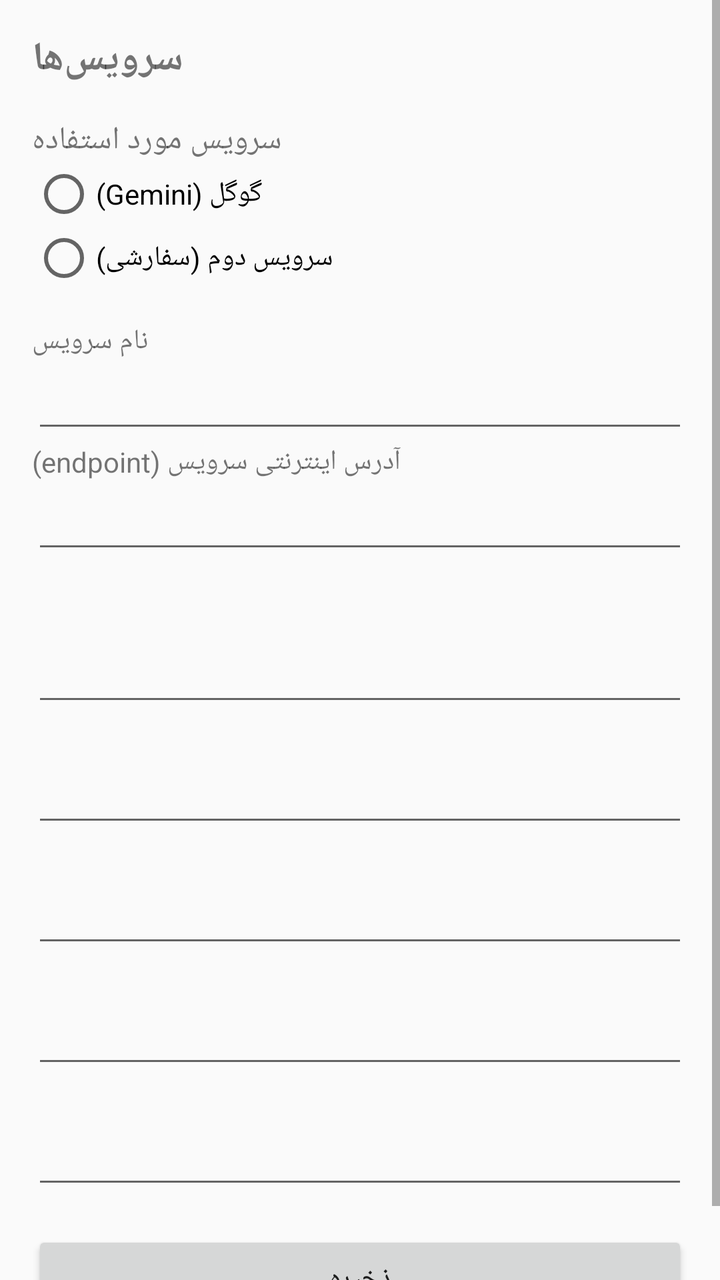
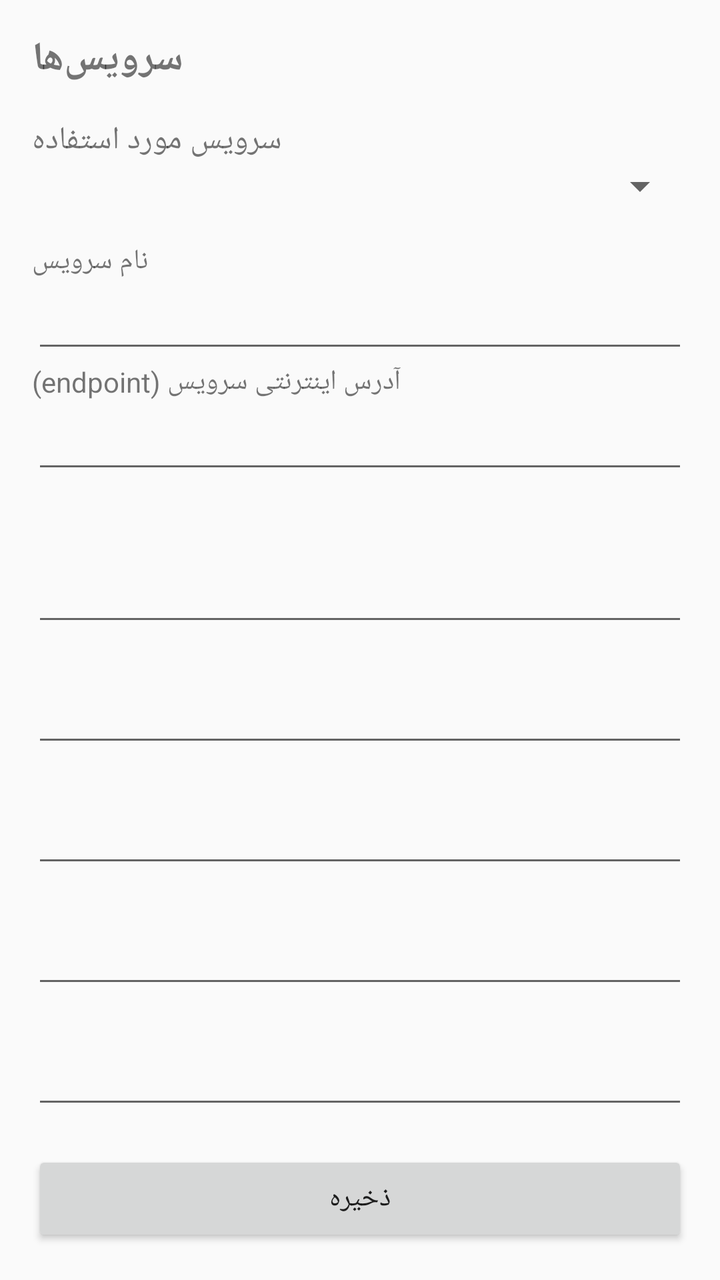

Two renders of the same Android screen: before a commit and after it. Below are the layout's source before the change and the commit's diff.
<!-- AndroidManifest.xml: application theme Theme.AppCompat.Light.NoActionBar -->
<!-- res/layout/activity_services.xml -->
<?xml version="1.0" encoding="utf-8"?>
<ScrollView xmlns:android="http://schemas.android.com/apk/res/android"
    android:layout_width="match_parent"
    android:layout_height="match_parent">

    <LinearLayout
        android:layout_width="match_parent"
        android:layout_height="wrap_content"
        android:orientation="vertical"
        android:padding="16dp">

        <TextView
            android:layout_width="wrap_content"
            android:layout_height="wrap_content"
            android:text="@string/settings_menu_services"
            android:textSize="20sp"
            android:textStyle="bold"
            android:layout_marginBottom="16dp" />

        <TextView
            android:layout_width="wrap_content"
            android:layout_height="wrap_content"
            android:text="@string/provider_label"
            android:textSize="16sp" />

        <RadioGroup
            android:id="@+id/radioGroupProvider"
            android:layout_width="wrap_content"
            android:layout_height="wrap_content"
            android:orientation="vertical"
            android:layout_marginBottom="16dp">

            <RadioButton
                android:id="@+id/radioProviderGoogle"
                android:layout_width="wrap_content"
                android:layout_height="wrap_content"
                android:text="@string/provider_google" />

            <RadioButton
                android:id="@+id/radioProviderCustom"
                android:layout_width="wrap_content"
                android:layout_height="wrap_content"
                android:text="@string/provider_custom" />

        </RadioGroup>

        <TextView
            android:layout_width="wrap_content"
            android:layout_height="wrap_content"
            android:text="@string/custom_model_label" />
        <EditText
            android:id="@+id/editServiceName"
            android:layout_width="match_parent"
            android:layout_height="wrap_content"
            android:inputType="text"
            android:contentDescription="@string/custom_model_label"
            android:importantForAutofill="no" />

        <TextView
            android:layout_width="wrap_content"
            android:layout_height="wrap_content"
            android:text="@string/custom_endpoint_label" />
        <EditText
            android:id="@+id/editServiceEndpoint"
            android:layout_width="match_parent"
            android:layout_height="wrap_content"
            android:inputType="textUri"
            android:contentDescription="@string/custom_endpoint_label"
            android:importantForAutofill="no"
            android:layout_marginBottom="16dp" />

        <TextView
            android:id="@+id/labelKey1"
            android:layout_width="wrap_content"
            android:layout_height="wrap_content" />
        <EditText
            android:id="@+id/editKey1"
            android:layout_width="match_parent"
            android:layout_height="wrap_content"
            android:inputType="text"
            android:importantForAutofill="no" />

        <TextView
            android:id="@+id/labelKey2"
            android:layout_width="wrap_content"
            android:layout_height="wrap_content" />
        <EditText
            android:id="@+id/editKey2"
            android:layout_width="match_parent"
            android:layout_height="wrap_content"
            android:inputType="text"
            android:importantForAutofill="no" />

        <TextView
            android:id="@+id/labelKey3"
            android:layout_width="wrap_content"
            android:layout_height="wrap_content" />
        <EditText
            android:id="@+id/editKey3"
            android:layout_width="match_parent"
            android:layout_height="wrap_content"
            android:inputType="text"
            android:importantForAutofill="no" />

        <TextView
            android:id="@+id/labelKey4"
            android:layout_width="wrap_content"
            android:layout_height="wrap_content" />
        <EditText
            android:id="@+id/editKey4"
            android:layout_width="match_parent"
            android:layout_height="wrap_content"
            android:inputType="text"
            android:importantForAutofill="no" />

        <TextView
            android:id="@+id/labelKey5"
            android:layout_width="wrap_content"
            android:layout_height="wrap_content" />
        <EditText
            android:id="@+id/editKey5"
            android:layout_width="match_parent"
            android:layout_height="wrap_content"
            android:inputType="text"
            android:importantForAutofill="no"
            android:layout_marginBottom="16dp" />

        <Button
            android:id="@+id/btnSaveServices"
            android:layout_width="match_parent"
            android:layout_height="wrap_content"
            android:text="@string/settings_save" />

    </LinearLayout>
</ScrollView>
<!-- resources referenced by this layout -->
<resources>
  <string name="custom_endpoint_label">آدرس اینترنتی سرویس (endpoint)</string>
  <string name="custom_model_label">نام سرویس</string>
  <string name="provider_custom">سرویس دوم (سفارشی)</string>
  <string name="provider_google">گوگل (Gemini)</string>
  <string name="provider_label">سرویس مورد استفاده</string>
  <string name="settings_menu_services">سرویس‌ها</string>
  <string name="settings_save">ذخیره</string>
</resources>

<!-- the commit's change to res/layout/activity_services.xml (unified diff, before → after) -->
@@ -23,26 +23,11 @@
             android:text="@string/provider_label"
             android:textSize="16sp" />
 
-        <RadioGroup
-            android:id="@+id/radioGroupProvider"
-            android:layout_width="wrap_content"
+        <Spinner
+            android:id="@+id/spinnerProvider"
+            android:layout_width="match_parent"
             android:layout_height="wrap_content"
-            android:orientation="vertical"
-            android:layout_marginBottom="16dp">
-
-            <RadioButton
-                android:id="@+id/radioProviderGoogle"
-                android:layout_width="wrap_content"
-                android:layout_height="wrap_content"
-                android:text="@string/provider_google" />
-
-            <RadioButton
-                android:id="@+id/radioProviderCustom"
-                android:layout_width="wrap_content"
-                android:layout_height="wrap_content"
-                android:text="@string/provider_custom" />
-
-        </RadioGroup>
+            android:layout_marginBottom="16dp" />
 
         <TextView
             android:layout_width="wrap_content"
<!-- resource entries referenced after the edit -->
@@ -2,8 +2,6 @@
 <resources>
   <string name="custom_endpoint_label">آدرس اینترنتی سرویس (endpoint)</string>
   <string name="custom_model_label">نام سرویس</string>
-  <string name="provider_custom">سرویس دوم (سفارشی)</string>
-  <string name="provider_google">گوگل (Gemini)</string>
   <string name="provider_label">سرویس مورد استفاده</string>
   <string name="settings_menu_services">سرویس‌ها</string>
   <string name="settings_save">ذخیره</string>
